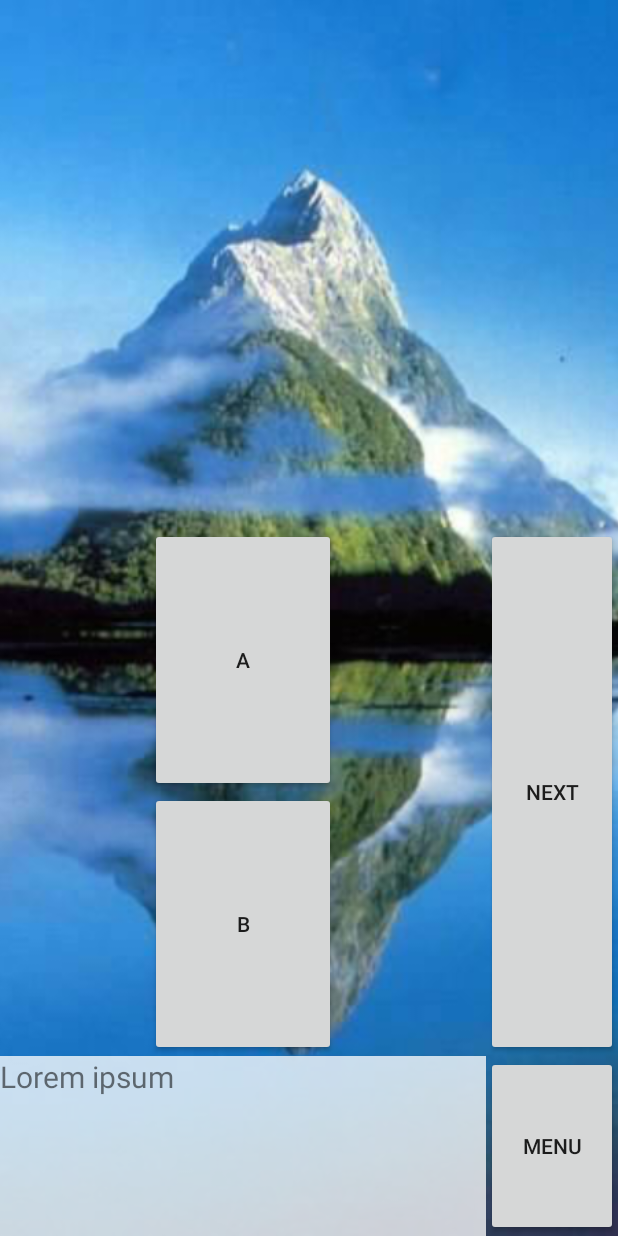
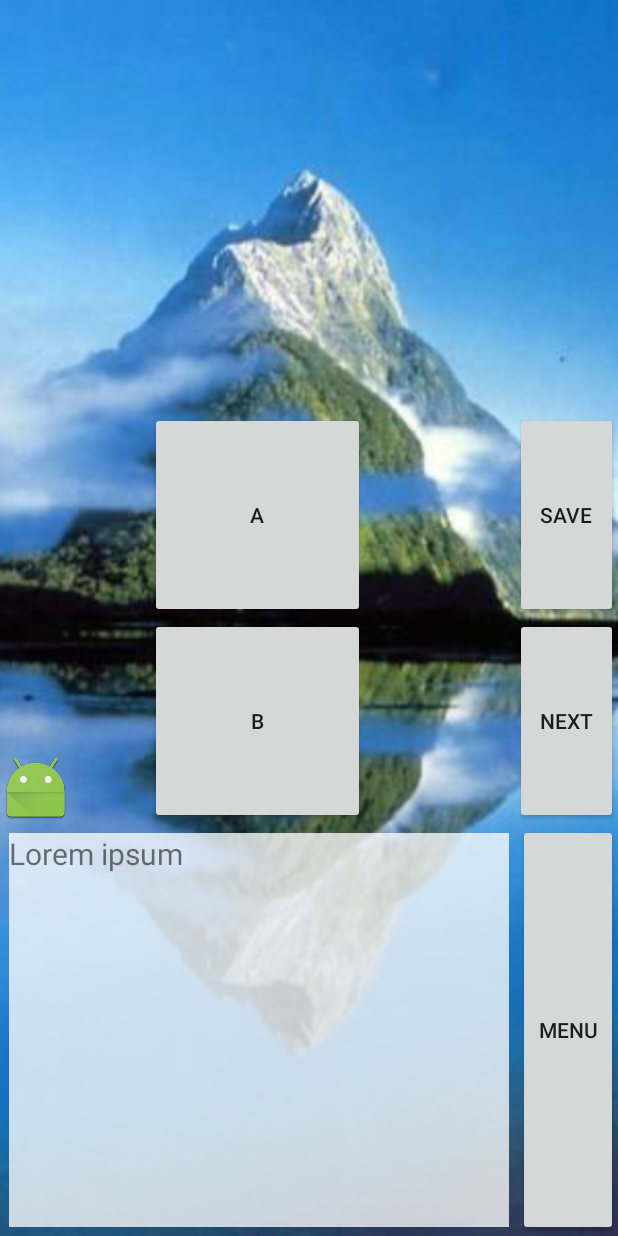
Before and after one commit to mmmaxou/Application-Histoire-Interactive, an Android app: the layout activity_main.xml on its own in the app's theme, with its tools: preview values and no code run, on a phone screen of 412 x 824 dp. Run offline under Robolectric (Android 15) with nearby library versions, the light colour scheme and no system bars.

Commit message:
Mise A jour

```diff
--- a/Inkarma/app/src/main/java/com/example/maximilienpluchard/inkarma/Frame.java
+++ b/Inkarma/app/src/main/java/com/example/maximilienpluchard/inkarma/Frame.java
@@ -9,6 +9,8 @@ public class Frame {
     String text;
     int[] choix;
     int img = -1;
+    int personnage = -1;
+    int expression = -1;
 
     public Frame() {
         choix= new int[2];
--- a/Inkarma/app/src/main/java/com/example/maximilienpluchard/inkarma/MenuActivity.java
+++ b/Inkarma/app/src/main/java/com/example/maximilienpluchard/inkarma/MenuActivity.java
@@ -31,12 +31,10 @@ public class MenuActivity extends AppCompatActivity {
 
         Intent intent = new Intent(this, MainActivity.class);
         startActivity(intent);
-
-
     }
 
-    public void onClickCredit(View view) {
-        Intent intent = new Intent(this, CreditActivity.class);
+    public void onClickLoad(View view) {
+        Intent intent = new Intent(this, LoadActivity.class);
         startActivity(intent);
     }
 
--- a/Inkarma/app/src/main/res/layout/activity_main.xml
+++ b/Inkarma/app/src/main/res/layout/activity_main.xml
@@ -15,7 +15,7 @@
         android:layout_width="match_parent"
         android:layout_height="match_parent"
         app:srcCompat="@drawable/frame1"
-        android:id="@+id/imageView"
+        android:id="@+id/decorImgBox"
         android:layout_weight="2"
         android:scaleType="centerCrop" />
 
@@ -28,28 +28,54 @@
         <LinearLayout
             android:orientation="vertical"
             android:layout_width="match_parent"
-            android:layout_height="wrap_content"
-            android:layout_weight="1"
-            android:id="@+id/decorImgBox">
+            android:layout_height="0dp"
+            android:layout_weight="2"
+            android:id="@+id/layout">
 
             <LinearLayout
                 android:orientation="vertical"
                 android:layout_width="match_parent"
+                android:layout_height="0dp"
+                android:layout_weight="2"
+                android:id="@+id/space">
+
+            </LinearLayout>
+
+            <RelativeLayout
+                android:layout_width="match_parent"
+                android:layout_height="0dp"
+                android:layout_weight="2">
+
+                <ImageView
+                    android:layout_width="wrap_content"
+                    android:layout_height="wrap_content"
+                    app:srcCompat="@mipmap/ic_launcher"
+                    android:id="@+id/personnage"
+                    android:layout_weight="2"
+                    android:scaleType="centerInside"
+                    android:layout_alignParentBottom="true" />
+
+                <ImageView
+                    android:layout_width="wrap_content"
+                    android:layout_height="wrap_content"
+                    app:srcCompat="@mipmap/ic_launcher"
+                    android:id="@+id/expression"
+                    android:layout_weight="2"
+                    android:scaleType="centerInside"
+                    android:layout_alignParentBottom="true" />
+
+                <LinearLayout
+                    android:layout_width="match_parent"
                     android:layout_height="match_parent"
                     android:layout_weight="2"
-                android:id="@+id/space"></LinearLayout>
-
-            <LinearLayout
-                android:orientation="horizontal"
-                android:layout_width="match_parent"
-                android:layout_height="match_parent"
-                android:layout_weight="2">
+                    android:minHeight="100dp"
+                    android:orientation="horizontal">
 
                     <LinearLayout
                         android:orientation="vertical"
-                    android:layout_width="match_parent"
+                        android:layout_width="0dp"
                         android:layout_height="match_parent"
-                    android:layout_weight="1">
+                        android:layout_weight="5">
 
                         <Button
                             android:layout_width="match_parent"
@@ -70,34 +96,51 @@
                             android:layout_marginLeft="100dp"
                             android:layout_marginRight="100dp"
                             android:layout_weight="1" />
+
                     </LinearLayout>
 
+                    <LinearLayout
+                        android:orientation="vertical"
+                        android:layout_width="0dp"
+                        android:layout_height="match_parent"
+                        android:layout_weight="1">
+
+                        <Button
+                            android:text="Save"
+                            android:layout_width="match_parent"
+                            android:layout_height="match_parent"
+                            android:id="@+id/choixSave"
+                            android:layout_weight="1"/>
                         <Button
                             android:text="Next"
-                    android:layout_width="wrap_content"
+                            android:layout_width="match_parent"
                             android:layout_height="match_parent"
                             android:id="@+id/choixNext"
-                    android:onClick="onClick3" />
+                            android:onClick="onClick3"
+                            android:layout_weight="1"/>
                     </LinearLayout>
+                </LinearLayout>
+            </RelativeLayout>
 
         </LinearLayout>
 
         <LinearLayout
             android:orientation="horizontal"
             android:layout_width="match_parent"
-            android:layout_weight="0"
-            android:layout_height="wrap_content">
+            android:layout_weight="1"
+            android:layout_height="0dp">
 
             <ScrollView
-                android:layout_width="match_parent"
+                android:layout_width="0dp"
                 android:layout_height="match_parent"
                 android:id="@+id/scrollView2"
                 android:background="#c4ffffff"
-                android:layout_weight="10"
-                android:minHeight="120dp">
+                android:minHeight="120dp"
+                android:layout_weight="5"
+                android:layout_margin="6dp">
 
                 <TextView
-                    android:layout_width="wrap_content"
+                    android:layout_width="match_parent"
                     android:layout_height="fill_parent"
                     android:id="@+id/BoiteDialogue"
                     android:layout_weight="10"
@@ -107,11 +150,12 @@
             </ScrollView>
 
             <Button
-                android:layout_width="wrap_content"
+                android:layout_width="0dp"
                 android:layout_height="match_parent"
                 android:text="Menu"
                 android:id="@+id/menu"
-                android:onClick="onClickMenu" />
+                android:onClick="onClickMenu"
+                android:layout_weight="1" />
 
         </LinearLayout>
     </LinearLayout>
--- a/Inkarma/app/src/main/res/values/colors.xml
+++ b/Inkarma/app/src/main/res/values/colors.xml
@@ -1,7 +1,7 @@
 <?xml version="1.0" encoding="utf-8"?>
 <resources>
-    <color name="colorPrimary">#3F51B5</color>
-    <color name="colorPrimaryDark">#303F9F</color>
+    <color name="colorPrimary">#3f51b5</color>
+    <color name="colorPrimaryDark">#303f9f</color>
     <color name="colorAccent">#FF4081</color>
 
     <color name="buttonMenuBG">#95f0f4</color>
--- a/Inkarma/app/src/main/res/values/styles.xml
+++ b/Inkarma/app/src/main/res/values/styles.xml
@@ -1,17 +1,21 @@
 <resources>
 
     <!-- Base application theme. -->
-    <style name="AppTheme" parent="Theme.AppCompat.Light.DarkActionBar">
+    <style name="AppTheme" parent="Theme.AppCompat.Light">
         <!-- Customize your theme here. -->
         <item name="colorPrimary">@color/colorPrimary</item>
         <item name="colorPrimaryDark">@color/colorPrimaryDark</item>
         <item name="colorAccent">@color/colorAccent</item>
         <item name="android:windowNoTitle">true</item>
         <item name="android:windowFullscreen">true</item>
+        <item name="windowActionBar">false</item>
+        <item name="windowNoTitle">true</item>
+
     </style>
     <style name="AppTheme.NoActionBar">
         <item name="windowActionBar">false</item>
         <item name="windowNoTitle">true</item>
+
     </style>
     <style name="AppTheme.AppBarOverlay" parent="ThemeOverlay.AppCompat.Dark.ActionBar" />
     <style name="AppTheme.PopupOverlay" parent="ThemeOverlay.AppCompat.Light" />
```
Also changed, not shown: Inkarma/app/src/main/AndroidManifest.xml (+12 -5 lines), Inkarma/app/src/main/java/com/example/maximilienpluchard/inkarma/LoadActivity.java (added, +25 -0 lines), Inkarma/app/src/main/java/com/example/maximilienpluchard/inkarma/MainActivity.java (+47 -15 lines), Inkarma/app/src/main/java/com/example/maximilienpluchard/inkarma/Script.java (+137 -59 lines), Inkarma/app/src/main/res/layout/activity_load.xml (added, +172 -0 lines), Inkarma/app/src/main/res/layout/activity_menu.xml (+4 -4 lines), 1 other file. Lines whose indentation alone changed are shown as unchanged.
